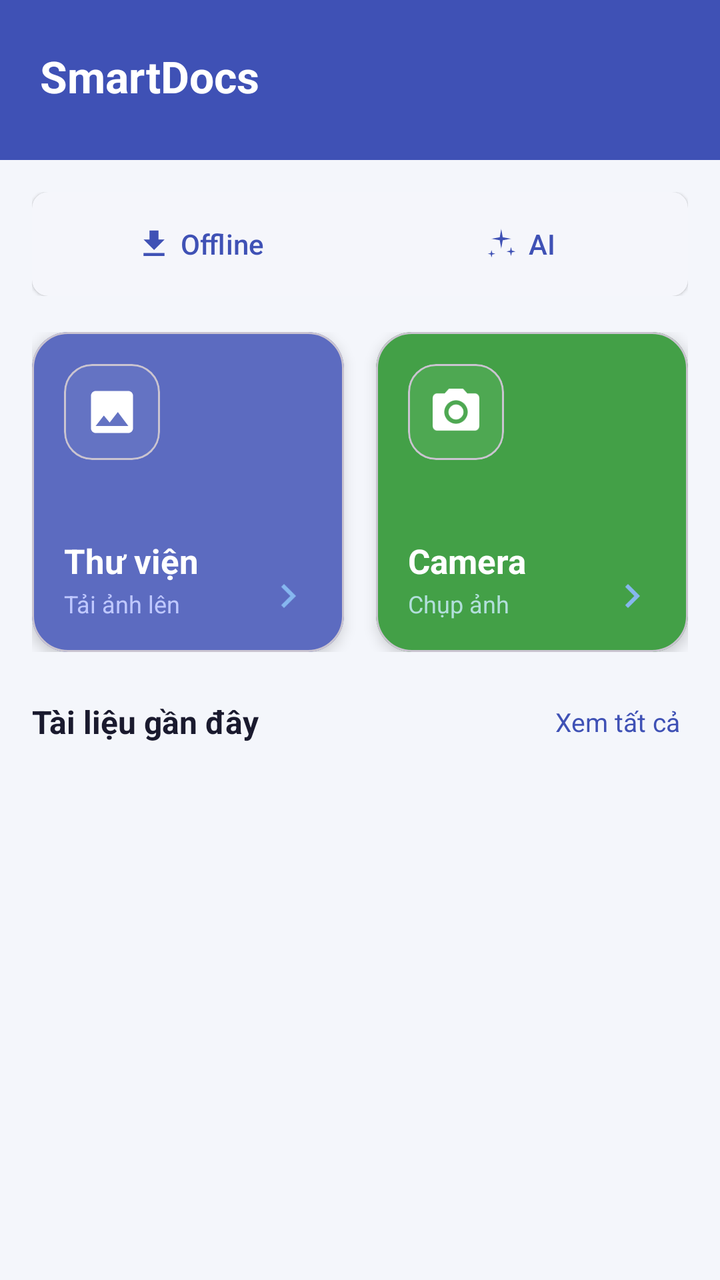
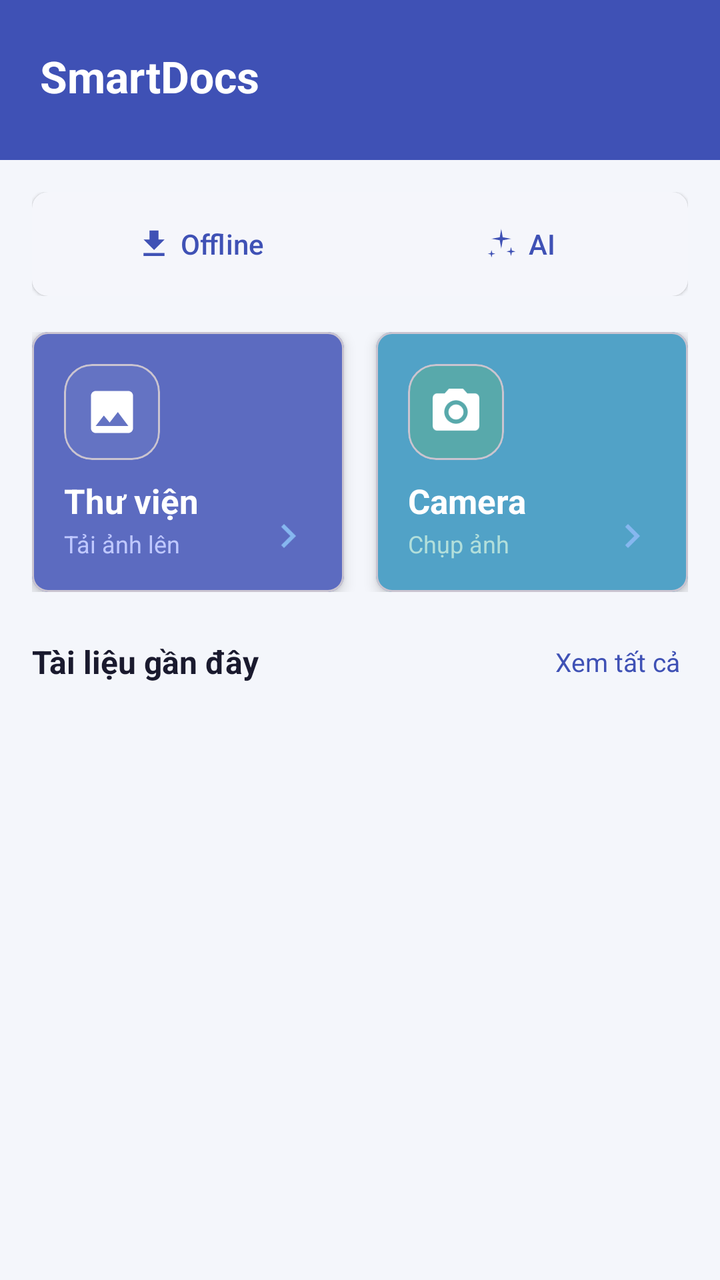

The first picture is an Android layout as it rendered before a commit; the second is the same layout after the commit. The layout source and the unified diff follow.
<!-- AndroidManifest.xml: application theme Theme.SmartDocs -->
<!-- res/layout/fragment_home.xml -->
<?xml version="1.0" encoding="utf-8"?>
<LinearLayout
    xmlns:android="http://schemas.android.com/apk/res/android"
    xmlns:app="http://schemas.android.com/apk/res-auto"
    xmlns:tools="http://schemas.android.com/tools"
    android:layout_width="match_parent"
    android:layout_height="match_parent"
    android:orientation="vertical"
    android:background="@color/background"
    tools:context=".ui.MainActivity">

    
    <LinearLayout
        android:layout_width="match_parent"
        android:layout_height="wrap_content"
        android:orientation="horizontal"
        android:background="@color/primary"
        android:paddingStart="20dp"
        android:paddingEnd="20dp"
        android:paddingTop="16dp"
        android:paddingBottom="20dp"
        android:gravity="center_vertical">

        
        <LinearLayout
            android:layout_width="0dp"
            android:layout_height="wrap_content"
            android:layout_weight="1"
            android:orientation="vertical">

            <TextView
                android:id="@+id/txtGreeting"
                android:layout_width="wrap_content"
                android:layout_height="wrap_content"
                android:text="SmartDocs"
                android:textColor="@color/white"
                android:textSize="22sp"
                android:textStyle="bold" />
        </LinearLayout>

        
        <ImageView
            android:layout_width="44dp"
            android:layout_height="44dp"
            android:src="@mipmap/ic_launcher_round"
            android:scaleType="centerCrop" />

    </LinearLayout>

    
    <androidx.core.widget.NestedScrollView
        android:layout_width="match_parent"
        android:layout_height="0dp"
        android:layout_weight="1"
        android:fillViewport="true">

        <LinearLayout android:id="@+id/layoutHomeContent"
            android:layout_width="match_parent"
            android:layout_height="wrap_content"
            android:orientation="vertical">

            
            <LinearLayout
                android:layout_width="match_parent"
                android:layout_height="wrap_content"
                android:orientation="horizontal"
                android:paddingStart="16dp"
                android:paddingEnd="16dp"
                android:paddingTop="16dp"
                android:paddingBottom="4dp">

                
                <com.google.android.material.card.MaterialCardView
                    android:layout_width="match_parent"
                    android:layout_height="wrap_content"
                    app:cardCornerRadius="8dp"
                    app:cardElevation="1dp"
                    app:strokeWidth="0dp"
                    app:cardBackgroundColor="@color/surface">

                    <LinearLayout
                        android:layout_width="match_parent"
                        android:layout_height="wrap_content"
                        android:orientation="horizontal"
                        android:padding="4dp">

                        
                        <com.google.android.material.button.MaterialButton
                            android:id="@+id/btnModeOffline"
                            android:layout_width="0dp"
                            android:layout_height="44dp"
                            android:layout_weight="1"
                            android:text="@string/mode_offline"
                            android:textSize="14sp"
                            app:icon="@drawable/ic_export"
                            app:iconGravity="textStart"
                            app:iconSize="18dp"
                            style="@style/Widget.Material3.Button.OutlinedButton"
                            app:strokeWidth="0dp"
                            app:cornerRadius="6dp" />

                        
                        <com.google.android.material.button.MaterialButton
                            android:id="@+id/btnModeAi"
                            android:layout_width="0dp"
                            android:layout_height="44dp"
                            android:layout_weight="1"
                            android:text="@string/mode_ai"
                            android:textSize="14sp"
                            app:icon="@drawable/ic_sparkle"
                            app:iconGravity="textStart"
                            app:iconSize="18dp"
                            style="@style/Widget.Material3.Button.OutlinedButton"
                            app:strokeWidth="0dp"
                            app:cornerRadius="6dp" />

                    </LinearLayout>

                </com.google.android.material.card.MaterialCardView>

            </LinearLayout>

            
            <com.google.android.material.card.MaterialCardView
                android:id="@+id/cardAiLimit"
                android:layout_width="match_parent"
                android:layout_height="wrap_content"
                android:layout_marginHorizontal="16dp"
                android:layout_marginTop="10dp"
                app:cardCornerRadius="14dp"
                app:cardElevation="1dp"
                app:cardBackgroundColor="@color/surface"
                android:clickable="true"
                android:focusable="true"
                android:foreground="?android:attr/selectableItemBackground"
                android:visibility="gone">

                <LinearLayout
                    android:layout_width="match_parent"
                    android:layout_height="wrap_content"
                    android:orientation="vertical"
                    android:padding="12dp">

                    <LinearLayout
                        android:layout_width="match_parent"
                        android:layout_height="wrap_content"
                        android:orientation="horizontal"
                        android:gravity="center_vertical">

                        
                        <ImageView
                            android:layout_width="28dp"
                            android:layout_height="28dp"
                            android:src="@drawable/ic_sparkle"
                            android:tint="@color/primary"
                            android:layout_marginEnd="10dp" />

                        
                        <TextView
                            android:id="@+id/txtAiLimit"
                            android:layout_width="0dp"
                            android:layout_height="wrap_content"
                            android:layout_weight="1"
                            android:text="Giới hạn AI: 0 / 50 tháng này"
                            android:textSize="13sp"
                            android:textColor="@color/text_secondary" />

                        
                        <TextView
                            android:id="@+id/txtUpgrade"
                            android:layout_width="wrap_content"
                            android:layout_height="wrap_content"
                            android:text="Chi tiết"
                            android:textSize="13sp"
                            android:textColor="@color/primary"
                            android:textStyle="bold"
                            android:paddingStart="8dp"
                            android:paddingEnd="4dp"
                            android:clickable="true"
                            android:focusable="true" />

                    </LinearLayout>

                    
                    <ProgressBar
                        android:id="@+id/pbAiLimit"
                        style="?android:attr/progressBarStyleHorizontal"
                        android:layout_width="match_parent"
                        android:layout_height="5dp"
                        android:layout_marginTop="8dp"
                        android:max="50"
                        android:progress="0"
                        android:progressTint="@color/primary" />

                </LinearLayout>

            </com.google.android.material.card.MaterialCardView>

            

            <LinearLayout
                android:layout_width="match_parent"
                android:layout_height="wrap_content"
                android:orientation="horizontal"
                android:paddingStart="16dp"
                android:paddingEnd="16dp"
                android:paddingTop="14dp"
                android:paddingBottom="4dp">

                
                <com.google.android.material.card.MaterialCardView
                    android:id="@+id/cardGallery"
                    android:layout_width="0dp"
                    android:layout_height="160dp"
                    android:layout_weight="1"
                    android:layout_marginEnd="8dp"
                    app:cardCornerRadius="18dp"
                    app:cardElevation="4dp"
                    app:cardBackgroundColor="@color/card_gallery"
                    android:clickable="true"
                    android:focusable="true"
                    android:foreground="?attr/selectableItemBackground">

                    <LinearLayout
                        android:layout_width="match_parent"
                        android:layout_height="match_parent"
                        android:orientation="vertical"
                        android:padding="16dp">

                        
                        <com.google.android.material.card.MaterialCardView
                            android:layout_width="48dp"
                            android:layout_height="48dp"
                            app:cardCornerRadius="14dp"
                            app:cardBackgroundColor="#4D7986CB"
                            app:cardElevation="0dp">

                            <ImageView
                                android:layout_width="28dp"
                                android:layout_height="28dp"
                                android:layout_gravity="center"
                                android:src="@drawable/ic_gallery"
                                android:tint="@color/white" />

                        </com.google.android.material.card.MaterialCardView>

                        
                        <View
                            android:layout_width="match_parent"
                            android:layout_height="0dp"
                            android:layout_weight="1" />

                        
                        <TextView
                            android:layout_width="wrap_content"
                            android:layout_height="wrap_content"
                            android:text="@string/btn_gallery"
                            android:textColor="@color/white"
                            android:textSize="17sp"
                            android:textStyle="bold" />

                        
                        <TextView
                            android:layout_width="wrap_content"
                            android:layout_height="wrap_content"
                            android:text="@string/btn_gallery_sub"
                            android:textColor="#BFC8FF"
                            android:textSize="12sp"
                            android:layout_marginTop="2dp" />

                    </LinearLayout>

                    
                    <ImageView
                        android:layout_width="32dp"
                        android:layout_height="32dp"
                        android:layout_gravity="bottom|end"
                        android:layout_margin="12dp"
                        android:src="@drawable/ic_chevron_right"
                        android:tint="#80FFFFFF"
                        android:padding="4dp" />

                </com.google.android.material.card.MaterialCardView>

                
                <com.google.android.material.card.MaterialCardView
                    android:id="@+id/cardCamera"
                    android:layout_width="0dp"
                    android:layout_height="160dp"
                    android:layout_weight="1"
                    android:layout_marginStart="8dp"
                    app:cardCornerRadius="18dp"
                    app:cardElevation="4dp"
                    app:cardBackgroundColor="@color/card_camera"
                    android:clickable="true"
                    android:focusable="true"
                    android:foreground="?attr/selectableItemBackground">

                    <LinearLayout
                        android:layout_width="match_parent"
                        android:layout_height="match_parent"
                        android:orientation="vertical"
                        android:padding="16dp">

                        
                        <com.google.android.material.card.MaterialCardView
                            android:layout_width="48dp"
                            android:layout_height="48dp"
                            app:cardCornerRadius="14dp"
                            app:cardBackgroundColor="#4D66BB6A"
                            app:cardElevation="0dp">

                            <ImageView
                                android:layout_width="28dp"
                                android:layout_height="28dp"
                                android:layout_gravity="center"
                                android:src="@drawable/ic_camera"
                                android:tint="@color/white" />

                        </com.google.android.material.card.MaterialCardView>

                        
                        <View
                            android:layout_width="match_parent"
                            android:layout_height="0dp"
                            android:layout_weight="1" />

                        
                        <TextView
                            android:layout_width="wrap_content"
                            android:layout_height="wrap_content"
                            android:text="@string/btn_camera"
                            android:textColor="@color/white"
                            android:textSize="17sp"
                            android:textStyle="bold" />

                        
                        <TextView
                            android:layout_width="wrap_content"
                            android:layout_height="wrap_content"
                            android:text="@string/btn_camera_sub"
                            android:textColor="#B2DFDB"
                            android:textSize="12sp"
                            android:layout_marginTop="2dp" />

                    </LinearLayout>

                    
                    <ImageView
                        android:layout_width="32dp"
                        android:layout_height="32dp"
                        android:layout_gravity="bottom|end"
                        android:layout_margin="12dp"
                        android:src="@drawable/ic_chevron_right"
                        android:tint="#80FFFFFF"
                        android:padding="4dp" />

                </com.google.android.material.card.MaterialCardView>

            </LinearLayout>

            
            <com.google.android.material.card.MaterialCardView
                android:layout_width="match_parent"
                android:layout_height="220dp"
                android:layout_marginHorizontal="16dp"
                android:layout_marginTop="14dp"
                app:cardCornerRadius="16dp"
                app:cardElevation="3dp"
                android:visibility="gone"
                android:id="@+id/cardPreviewWrapper">

                <FrameLayout
                    android:layout_width="match_parent"
                    android:layout_height="match_parent">

                    
                    <LinearLayout
                        android:id="@+id/layoutPlaceholder"
                        android:layout_width="match_parent"
                        android:layout_height="match_parent"
                        android:orientation="vertical"
                        android:gravity="center"
                        android:background="@color/surface">

                        <ImageView
                            android:layout_width="56dp"
                            android:layout_height="56dp"
                            android:src="@drawable/ic_camera"
                            android:alpha="0.3" />

                        <TextView
                            android:layout_width="wrap_content"
                            android:layout_height="wrap_content"
                            android:text="Chụp ảnh hoặc chọn từ thư viện"
                            android:textColor="@color/text_hint"
                            android:textSize="13sp"
                            android:layout_marginTop="8dp" />

                    </LinearLayout>

                    
                    <ImageView
                        android:id="@+id/imgPreview"
                        android:layout_width="match_parent"
                        android:layout_height="match_parent"
                        android:scaleType="centerCrop"
                        android:visibility="gone" />

                </FrameLayout>

            </com.google.android.material.card.MaterialCardView>

            
            <com.google.android.material.button.MaterialButton
                android:id="@+id/btnScan"
                android:layout_width="match_parent"
                android:layout_height="wrap_content"
                android:layout_marginHorizontal="16dp"
                android:layout_marginTop="10dp"
                android:text="Quét văn bản (OCR)"
                android:enabled="false"
                android:visibility="gone"
                app:cornerRadius="12dp"
                app:backgroundTint="@color/primary" />

            
            <LinearLayout
                android:id="@+id/layoutLoading"
                android:layout_width="match_parent"
                android:layout_height="wrap_content"
                android:orientation="vertical"
                android:gravity="center"
                android:paddingVertical="12dp"
                android:visibility="gone">

                <com.google.android.material.progressindicator.CircularProgressIndicator
                    android:id="@+id/progressBar"
                    android:layout_width="wrap_content"
                    android:layout_height="wrap_content"
                    android:indeterminate="true"
                    app:indicatorColor="@color/primary" />

                <TextView
                    android:id="@+id/txtLoadingStatus"
                    android:layout_width="wrap_content"
                    android:layout_height="wrap_content"
                    android:text="Đang xử lý..."
                    android:textColor="@color/primary"
                    android:textSize="13sp"
                    android:layout_marginTop="6dp" />

            </LinearLayout>





            
            <LinearLayout
                android:id="@+id/layoutRecentSection"
                android:layout_width="match_parent"
                android:layout_height="wrap_content"
                android:orientation="vertical"
                android:paddingTop="18dp"
                android:paddingBottom="8dp">

                
                <LinearLayout
                    android:layout_width="match_parent"
                    android:layout_height="wrap_content"
                    android:orientation="horizontal"
                    android:paddingHorizontal="16dp"
                    android:gravity="center_vertical"
                    android:layout_marginBottom="8dp">

                    <TextView
                        android:layout_width="0dp"
                        android:layout_height="wrap_content"
                        android:layout_weight="1"
                        android:text="@string/label_recent"
                        android:textSize="16sp"
                        android:textStyle="bold"
                        android:textColor="@color/text_primary" />

                    <TextView
                        android:id="@+id/txtXemTatCa"
                        android:layout_width="wrap_content"
                        android:layout_height="wrap_content"
                        android:text="@string/label_view_all"
                        android:textSize="13sp"
                        android:textColor="@color/primary"
                        android:padding="4dp"
                        android:clickable="true"
                        android:focusable="true" />

                </LinearLayout>

                
                <LinearLayout
                    android:id="@+id/layoutNoRecent"
                    android:layout_width="match_parent"
                    android:layout_height="100dp"
                    android:orientation="vertical"
                    android:gravity="center"
                    android:visibility="gone">

                    <ImageView
                        android:layout_width="40dp"
                        android:layout_height="40dp"
                        android:src="@drawable/ic_history"
                        android:alpha="0.3" />

                    <TextView
                        android:layout_width="wrap_content"
                        android:layout_height="wrap_content"
                        android:text="@string/label_no_recent"
                        android:textColor="@color/text_hint"
                        android:textSize="12sp"
                        android:gravity="center"
                        android:layout_marginTop="6dp" />

                </LinearLayout>

                
                <LinearLayout
                    android:id="@+id/layoutRecentList"
                    android:layout_width="match_parent"
                    android:layout_height="wrap_content"
                    android:orientation="vertical"
                    android:visibility="gone" />

            </LinearLayout>

            
            <View
                android:layout_width="match_parent"
                android:layout_height="16dp" />

        </LinearLayout>

    </androidx.core.widget.NestedScrollView>

</LinearLayout>
<!-- resources referenced by this layout -->
<resources>
  <color name="background">#F4F6FB</color>
  <color name="card_camera">#43A047</color>
  <color name="card_gallery">#5C6BC0</color>
  <color name="primary">#3F51B5</color>
  <color name="surface">#FFFFFF</color>
  <color name="text_hint">#9CA3AF</color>
  <color name="text_primary">#1A1A2E</color>
  <color name="text_secondary">#6B7280</color>
  <color name="white">#FFFFFFFF</color>
  <!-- drawable ic_chevron_right (drawable) -->
  <?xml version="1.0" encoding="utf-8"?>
  <vector xmlns:android="http://schemas.android.com/apk/res/android"
      android:width="24dp"
      android:height="24dp"
      android:viewportWidth="24"
      android:viewportHeight="24">
      <path
          android:fillColor="#0D6EDF"
          android:pathData="M10,6L8.59,7.41 13.17,12l-4.58,4.59L10,18l6,-6z" />
  </vector>
  <!-- drawable ic_export (drawable) -->
  <?xml version="1.0" encoding="utf-8"?>
  <vector xmlns:android="http://schemas.android.com/apk/res/android"
      android:width="24dp"
      android:height="24dp"
      android:viewportWidth="24"
      android:viewportHeight="24">
      <path
          android:fillColor="#0D6EDF"
          android:pathData="M19,9h-4V3H9v6H5l7,7 7,-7zM5,18v2h14v-2H5z" />
  </vector>
  <!-- drawable ic_gallery (drawable) -->
  <?xml version="1.0" encoding="utf-8"?>
  <vector xmlns:android="http://schemas.android.com/apk/res/android"
      android:width="24dp"
      android:height="24dp"
      android:viewportWidth="24"
      android:viewportHeight="24">
      <path
          android:fillColor="#0D6EDF"
          android:pathData="M21,19V5c0,-1.1 -0.9,-2 -2,-2H5c-1.1,0 -2,0.9 -2,2v14c0,1.1 0.9,2 2,2h14c1.1,0 2,-0.9 2,-2zM8.5,13.5l2.5,3.01L14.5,12l4.5,6H5l3.5,-4.5z" />
  </vector>
  <!-- mipmap ic_launcher_round (mipmap-anydpi-v26) -->
  <?xml version="1.0" encoding="utf-8"?>
  <adaptive-icon xmlns:android="http://schemas.android.com/apk/res/android">
      <background android:drawable="@drawable/ic_launcher_background" />
      <foreground android:drawable="@drawable/ic_launcher_foreground" />
      <monochrome android:drawable="@drawable/ic_launcher_foreground" />
  </adaptive-icon>
  <string name="btn_camera">Camera</string>
  <string name="btn_camera_sub">Chụp ảnh</string>
  <string name="btn_gallery">Thư viện</string>
  <string name="btn_gallery_sub">Tải ảnh lên</string>
  <string name="label_no_recent">Chưa có tài liệu nào.\nBắt đầu quét tài liệu đầu tiên!</string>
  <string name="label_recent">Tài liệu gần đây</string>
  <string name="label_view_all">Xem tất cả</string>
  <string name="mode_ai">AI</string>
  <string name="mode_offline">Offline</string>
  <style name="Theme.SmartDocs" parent="Base.Theme.SmartDocs" />
  <!-- drawable ic_launcher_background (drawable) -->
  <?xml version="1.0" encoding="utf-8"?>
  <vector xmlns:android="http://schemas.android.com/apk/res/android"
      android:width="108dp"
      android:height="108dp"
      android:viewportWidth="108"
      android:viewportHeight="108">
      <path
          android:fillColor="#0D6EDF"
          android:pathData="M0,0h108v108h-108z" />
      <path
          android:fillColor="#1565C0"
          android:pathData="M0,0L108,108H0Z" />
  </vector>
  <color name="primary_dark">#303F9F</color>
  <color name="accent_green">#43A047</color>
  <color name="accent_green_dark">#2E7D32</color>
  <color name="divider">#E5E7EB</color>
  <style name="AppActivityAnimation" parent="@android:style/Animation.Activity">
          <item name="android:activityOpenEnterAnimation">@anim/slide_in_right</item>
          <item name="android:activityOpenExitAnimation">@anim/slide_out_left</item>
          <item name="android:activityCloseEnterAnimation">@anim/slide_in_left</item>
          <item name="android:activityCloseExitAnimation">@anim/slide_out_right</item>
      </style>
  <!-- unchanged entries left out for length: 5 -->
</resources>

<!-- the commit's change to res/layout/fragment_home.xml (unified diff, before → after) -->
@@ -211,10 +211,10 @@
                 <com.google.android.material.card.MaterialCardView
                     android:id="@+id/cardGallery"
                     android:layout_width="0dp"
-                    android:layout_height="160dp"
+                    android:layout_height="130dp"
                     android:layout_weight="1"
                     android:layout_marginEnd="8dp"
-                    app:cardCornerRadius="18dp"
+                    app:cardCornerRadius="8dp"
                     app:cardElevation="4dp"
                     app:cardBackgroundColor="@color/card_gallery"
                     android:clickable="true"
@@ -286,12 +286,12 @@
                 <com.google.android.material.card.MaterialCardView
                     android:id="@+id/cardCamera"
                     android:layout_width="0dp"
-                    android:layout_height="160dp"
+                    android:layout_height="130dp"
                     android:layout_weight="1"
                     android:layout_marginStart="8dp"
-                    app:cardCornerRadius="18dp"
+                    app:cardCornerRadius="8dp"
                     app:cardElevation="4dp"
-                    app:cardBackgroundColor="@color/card_camera"
+                    app:cardBackgroundColor="#51A2C7"
                     android:clickable="true"
                     android:focusable="true"
                     android:foreground="?attr/selectableItemBackground">
<!-- resource entries referenced after the edit -->
@@ -1,7 +1,6 @@
 <!-- resources referenced by this layout -->
 <resources>
   <color name="background">#F4F6FB</color>
-  <color name="card_camera">#43A047</color>
   <color name="card_gallery">#5C6BC0</color>
   <color name="primary">#3F51B5</color>
   <color name="surface">#FFFFFF</color>
